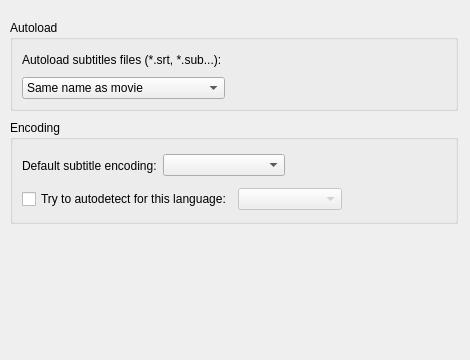
Above: src/merge/prefsubtitles.ui from milislinux-topluluk/Milis-Video before the change. Below: the same form after it.
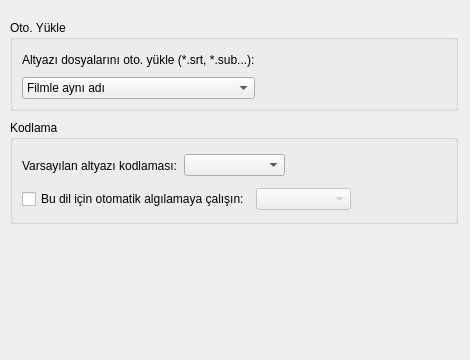
That is the form after the change.

The edit to the form file:
```diff
--- a/src/merge/prefsubtitles.ui
+++ b/src/merge/prefsubtitles.ui
@@ -23,7 +23,7 @@
     </rect>
    </property>
    <property name="title">
-    <string>Autoload</string>
+    <string>Oto. Yükle</string>
    </property>
    <layout class="QGridLayout">
     <property name="leftMargin">
@@ -60,7 +60,7 @@
     <item row="0" column="0">
      <widget class="QLabel" name="autoload_label">
       <property name="text">
-       <string>Autoload subtitles files (*.srt, *.sub...):</string>
+       <string>Altyazı dosyalarını oto. yükle (*.srt, *.sub...):</string>
       </property>
       <property name="wordWrap">
        <bool>false</bool>
@@ -74,7 +74,7 @@
      <widget class="QComboBox" name="font_autoload_combo">
       <item>
        <property name="text">
-        <string>Same name as movie</string>
+        <string>Filmle aynı adı</string>
        </property>
       </item>
       <item>
@@ -101,7 +101,7 @@
     </rect>
    </property>
    <property name="title">
-    <string>Encoding</string>
+    <string>Kodlama</string>
    </property>
    <layout class="QVBoxLayout" name="_2">
     <item>
@@ -124,7 +124,7 @@
       <item>
        <widget class="QLabel" name="encoding_label">
         <property name="text">
-         <string>Default subtitle encoding:</string>
+         <string>Varsayılan altyazı kodlaması:</string>
         </property>
         <property name="wordWrap">
          <bool>false</bool>
@@ -173,7 +173,7 @@
       <item>
        <widget class="QCheckBox" name="use_enca_check">
         <property name="text">
-         <string>Try to autodetect for this language:</string>
+         <string>Bu dil için otomatik algılamaya çalışın:</string>
         </property>
        </widget>
       </item>
```
Left out of the diff: 4 changed lines with no effect on the pictures.
